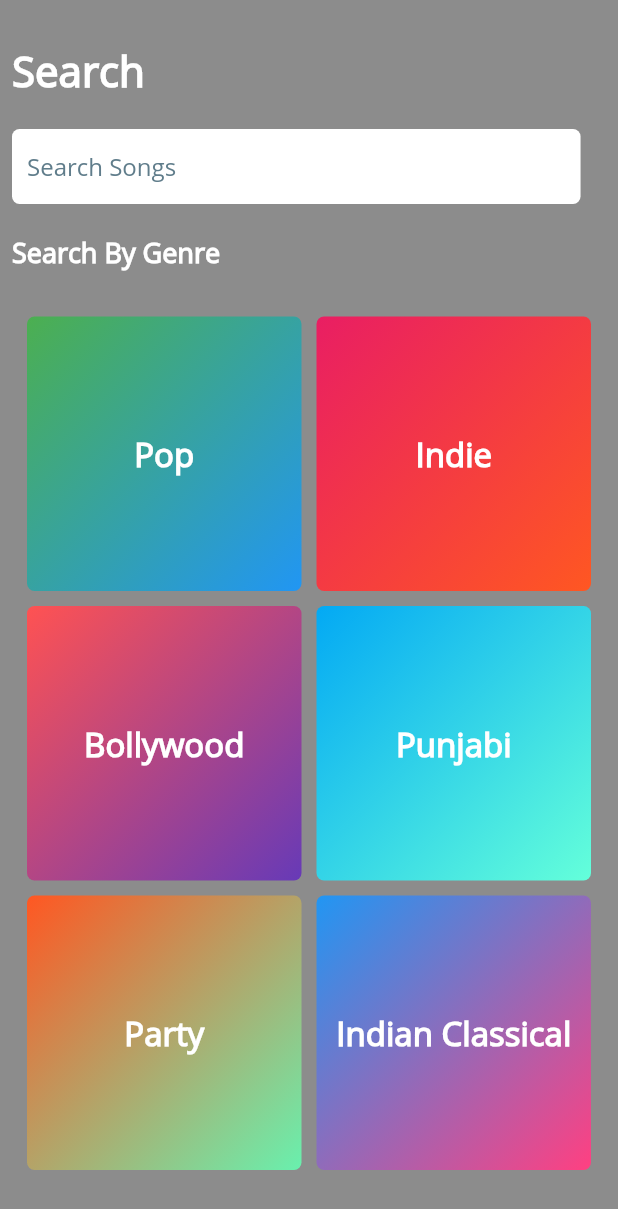
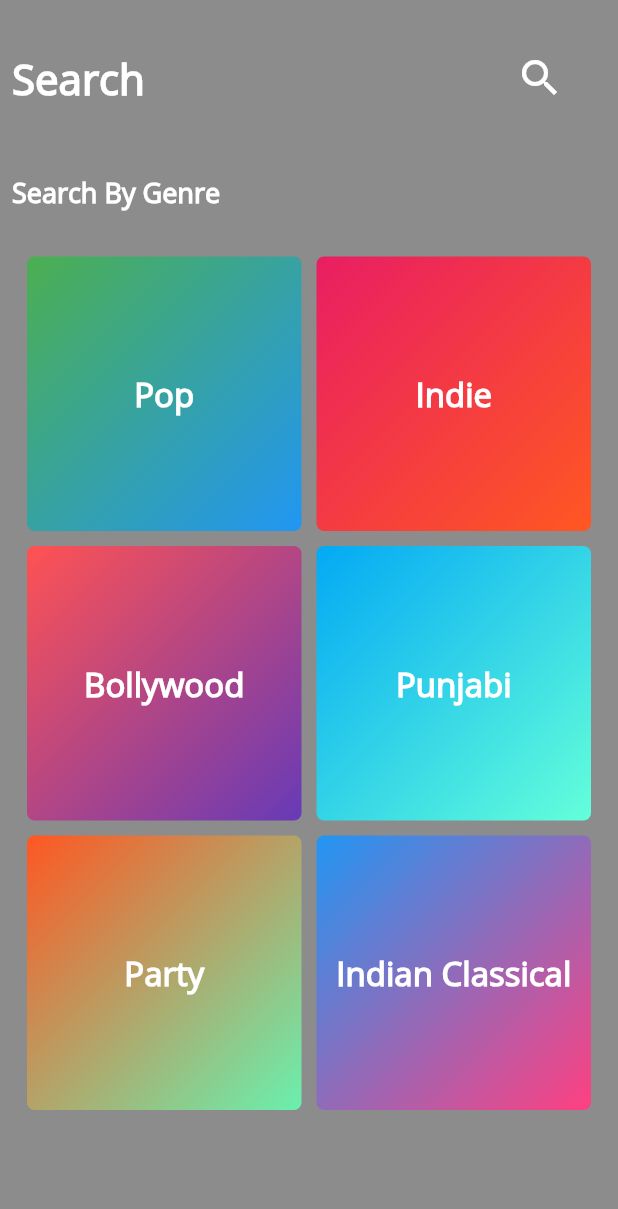
Before and after one commit to Tusharcoder18/queen_ott_app, a Flutter app: the SearchPage widget shown alone on an empty page, opened directly, on a phone screen of 412 x 824 dp. Shown: the top 1209 px of the screen. Run offline on Flutter 3.47's test engine with Material 2 defaults, Android fonts, the phone set to English and light mode, and no system bars; our stand-ins replace assets_audio_player, cached_network_image, chewie, cloud_firestore, firebase_auth, firebase_core and 9 more; missing offline and left inert: audio_manager, flutter_facebook_login, razorpay_flutter; accounts and stored records are empty; network calls fail.

Commit message:
started with the implementation of search bar in music

```diff
--- a/lib/musicPages/musicService/music_fetching_service.dart
+++ b/lib/musicPages/musicService/music_fetching_service.dart
@@ -16,7 +16,7 @@ class MusicFetchingService extends ChangeNotifier {
   Future<List<List<String>>> getMusicInfo({String collectionName}) async {
     _musicList = [];
     _musicThisWeekList = [];
-    _musicNewArrivalList =[];
+    _musicNewArrivalList = [];
     List<String> infoList = [];
     try {
       final collection =
@@ -27,10 +27,10 @@ class MusicFetchingService extends ChangeNotifier {
         infoList.add(element.data()["name"]); // gets the name of the
         infoList.add(element.data()["image"]);
         infoList.add(element.data()["file"]);
-        if(element.data()["new"] == true){
+        if (element.data()["new"] == true) {
           _musicNewArrivalList.add(infoList);
         }
-        if(element.data()["thisWeek"] == true){
+        if (element.data()["thisWeek"] == true) {
           _musicThisWeekList.add(infoList);
         }
         _musicList.add(infoList);
@@ -44,11 +44,15 @@ class MusicFetchingService extends ChangeNotifier {
     return _musicList;
   }
 
-  List<List<String>> returnNewArrivalList () {
+  List<List<String>> returnNewArrivalList() {
     return _musicNewArrivalList;
   }
 
   List<List<String>> returnThisWeekList() {
     return _musicThisWeekList;
   }
+
+  List<List<String>> returnMusicList() {
+    return _musicList;
+  }
 }
--- a/lib/musicPages/search_page.dart
+++ b/lib/musicPages/search_page.dart
@@ -1,5 +1,7 @@
 import 'package:flutter/cupertino.dart';
 import 'package:flutter/material.dart';
+import 'package:provider/provider.dart';
+import 'package:queen_ott_app/musicPages/musicService/music_fetching_service.dart';
 
 class SearchPage extends StatefulWidget {
   @override
@@ -7,6 +9,23 @@ class SearchPage extends StatefulWidget {
 }
 
 class _SearchPageState extends State<SearchPage> {
+  List<List<String>> musicList = [];
+  List<String> musicNameList = [];
+
+  void fetchList() {
+    musicList = context.read<MusicFetchingService>().returnMusicList();
+    musicList.forEach((element) {
+      musicNameList.add(element[0]);
+    });
+    print(musicNameList);
+  }
+
+  @override
+  void initState() {
+    fetchList();
+    super.initState();
+  }
+
   final double sizedBoxHeight = 20.0;
 
   @override
@@ -25,6 +44,11 @@ class _SearchPageState extends State<SearchPage> {
             ),
 
             /// This is for the search textbox
+            Padding(
+              padding: const EdgeInsets.only(right: 20),
+              child: Row(
+                mainAxisAlignment: MainAxisAlignment.spaceBetween,
+                children: [
                   Text(
                     'Search',
                     style: TextStyle(
@@ -32,30 +56,24 @@ class _SearchPageState extends State<SearchPage> {
                         fontWeight: FontWeight.bold,
                         fontSize: 28.0),
                   ),
+                  IconButton(
+                    icon: Icon(
+                      Icons.search,
+                      size: 32,
+                    ),
+                    onPressed: () {
+                      showSearch(
+                        context: context,
+                        delegate: DataSearch(
+                            musicList: musicList, musicNameList: musicNameList),
+                      );
+                    },
+                  ),
+                ],
+              ),
+            ),
             SizedBox(
               height: sizedBoxHeight,
-            ),
-
-            /// For the search bar
-            Container(
-              padding: EdgeInsets.only(left: 10),
-              height: 50,
-              width: screenWidth * 0.92,
-              decoration: BoxDecoration(
-                color: Colors.white,
-                borderRadius: BorderRadius.circular(5.0),
-              ),
-              child: Center(
-                child: TextField(
-                  style: TextStyle(fontFamily: 'OpenSans', color: Colors.black),
-                  cursorColor: Colors.black,
-                  decoration: InputDecoration(
-                      border: InputBorder.none,
-                      hintText: 'Search Songs',
-                      fillColor: Colors.black,
-                      focusColor: Colors.black),
-                ),
-              ),
             ),
             SizedBox(
               height: sizedBoxHeight,
@@ -152,3 +170,87 @@ class GridViewGenreWidget extends StatelessWidget {
     );
   }
 }
+
+/// Search Functionality implementation
+class DataSearch extends SearchDelegate<String> {
+  DataSearch({@required this.musicList, @required this.musicNameList});
+
+  final List<List<String>> musicList;
+  final List<String> musicNameList;
+  int currentIndex = 0;
+
+  @override
+  List<Widget> buildActions(BuildContext context) {
+    // What kind of actions you want to perform in the search bar
+    return [
+      IconButton(
+        icon: Icon(Icons.clear),
+        onPressed: () {
+          query = "";
+        },
+      )
+    ];
+  }
+
+  @override
+  Widget buildLeading(BuildContext context) {
+    // leading icon on the left of the app bar
+    return IconButton(
+      icon: AnimatedIcon(
+        icon: AnimatedIcons.menu_arrow,
+        progress: transitionAnimation,
+      ),
+      onPressed: () {
+        close(context, null);
+      },
+    );
+  }
+
+  @override
+  Widget buildResults(BuildContext context) {
+    // show some result based on the selection
+    return Center(
+      child: Container(
+        height: 100,
+        width: 100,
+        child: Card(
+          color: Colors.blue,
+          child: Center(
+            child: Text(query),
+          ),
+        ),
+      ),
+    );
+    throw UnimplementedError();
+  }
+
+  @override
+  Widget buildSuggestions(BuildContext context) {
+    // show when someone searches for something
+
+    final suggestionList =
+        musicNameList.where((p) => p.startsWith(query)).toList();
+
+    return ListView.builder(
+      itemCount: suggestionList.length,
+      itemBuilder: (context, index) => ListTile(
+        onTap: () {
+          showResults(context);
+        },
+        leading: Icon(Icons.audiotrack),
+        title: RichText(
+          text: TextSpan(
+              text: suggestionList[index].substring(0, query.length),
+              style:
+                  TextStyle(color: Colors.white, fontWeight: FontWeight.bold),
+              children: [
+                TextSpan(
+                    text: suggestionList[index].substring(query.length),
+                    style: TextStyle(color: Colors.grey)),
+              ]),
+        ),
+      ),
+    );
+    throw UnimplementedError();
+  }
+}
```
Also changed, not shown: lib/screens/user_home_screen.dart (+12 -8 lines). Lines whose indentation alone changed are shown as unchanged.
